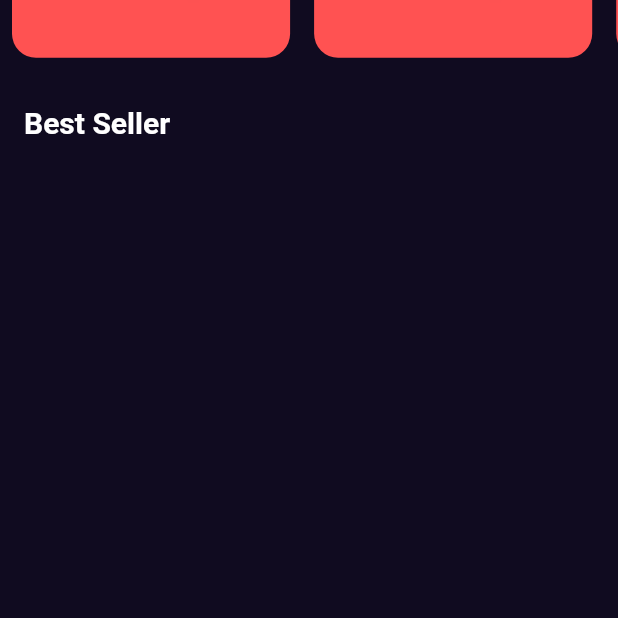
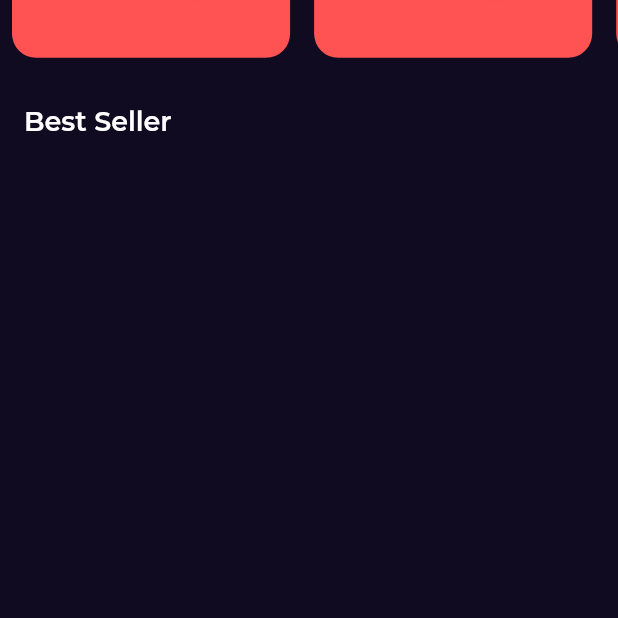
Before and after one commit to YoussefHabib97/bookly, a Flutter app: the screen it shows after launch, on a phone screen of 412 x 824 dp, the part 481-1099 px from its top. Run offline on Flutter 3.47's test engine with Material 2 defaults, Android fonts, the phone set to English and light mode, and no system bars; our stand-ins replace font_awesome_flutter, get, google_fonts.

Commit message:
Added font family to the app

```diff
--- a/lib/core/utilities/styles.dart
+++ b/lib/core/utilities/styles.dart
@@ -2,7 +2,7 @@ import 'package:flutter/material.dart';
 
 abstract class Styles {
   static const titleMedium = TextStyle(
-    fontSize: 20,
+    fontSize: 18,
     fontWeight: FontWeight.w600,
   );
 }
--- a/lib/main.dart
+++ b/lib/main.dart
@@ -8,6 +8,7 @@ import 'package:bookly/constants.dart';
 
 //? View imports
 import 'package:bookly/features/splash/presentation/views/splash_view.dart';
+import 'package:google_fonts/google_fonts.dart';
 
 void main() {
   runApp(const ApplicationRoot());
@@ -22,6 +23,7 @@ class ApplicationRoot extends StatelessWidget {
       debugShowCheckedModeBanner: false,
       title: 'Bookly',
       theme: ThemeData.dark().copyWith(
+        textTheme: GoogleFonts.montserratTextTheme(ThemeData.dark().textTheme),
         scaffoldBackgroundColor: kPrimaryColor,
         useMaterial3: true,
       ),
--- a/pubspec.yaml
+++ b/pubspec.yaml
@@ -33,6 +33,7 @@ dependencies:
     sdk: flutter
   font_awesome_flutter: ^10.4.0
   get: ^4.6.5
+  google_fonts: ^4.0.4
 
 dev_dependencies:
   flutter_lints: ^2.0.0
```
Also changed, not shown: pubspec.lock, 1 other file.
